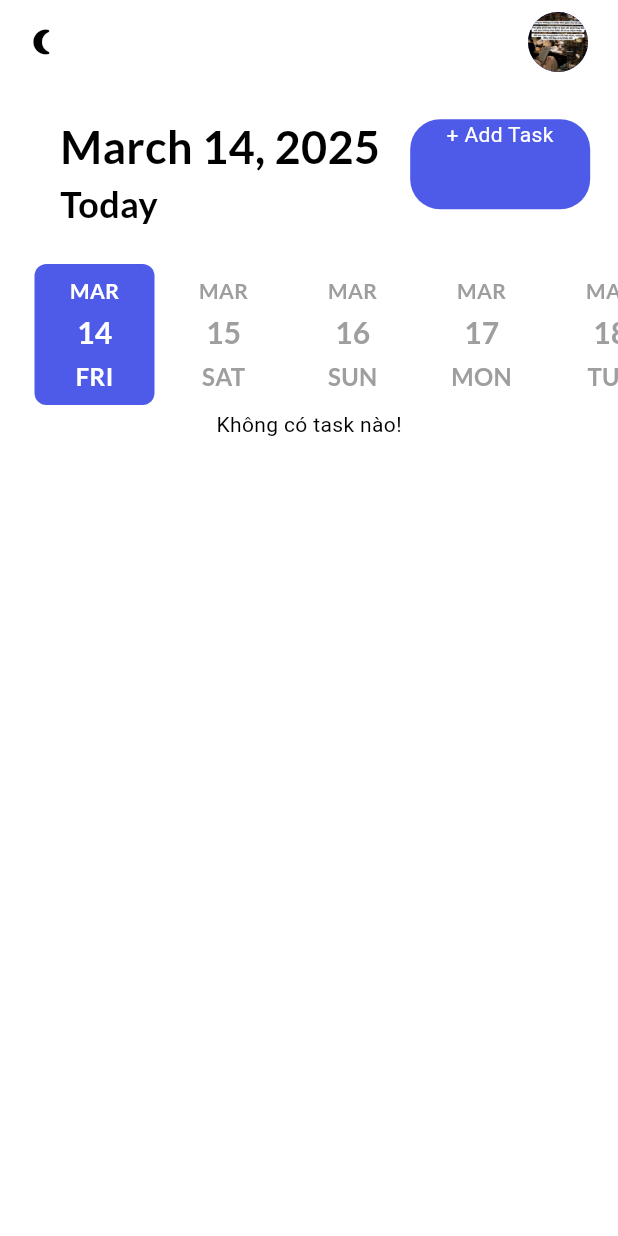
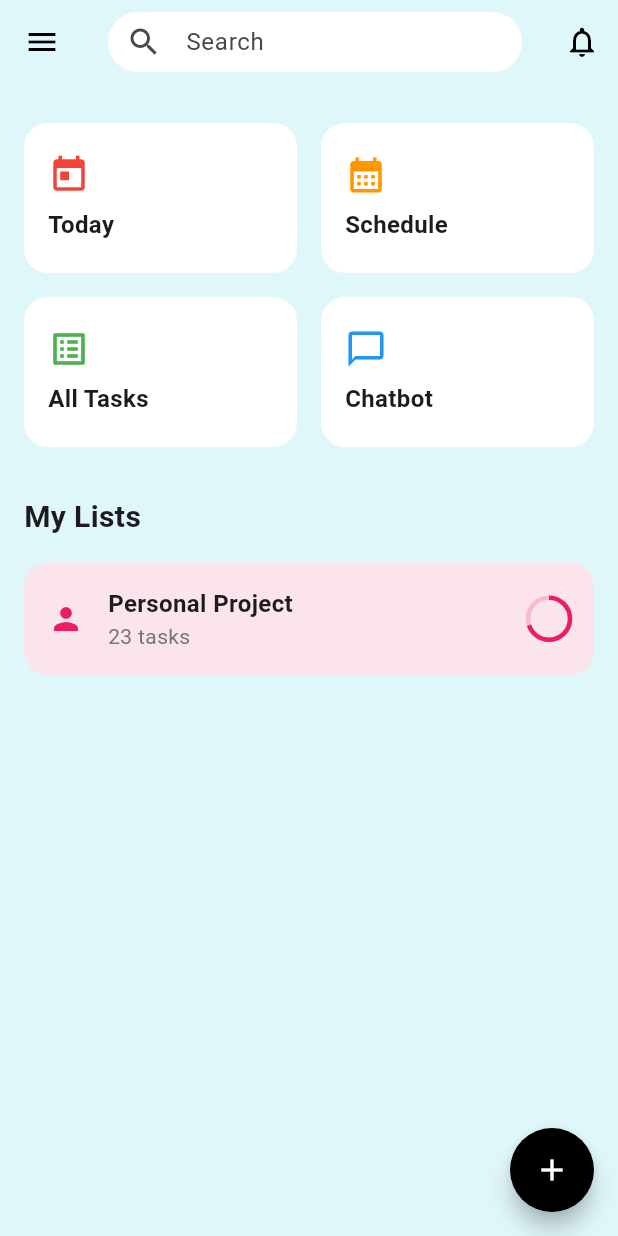
Before and after one commit to tttduong/flutter_reminder, a Flutter app: the screen it shows after launch, on a phone screen of 412 x 824 dp. Run offline on Flutter 3.47's test engine with Material 3 defaults, Android fonts, the phone set to English and light mode, and no system bars; drawn by our look-alikes of date_picker_timeline; our stand-ins replace get, get_storage, google_fonts.

Commit message:
finish home

```diff
--- a/client/lib/main.dart
+++ b/client/lib/main.dart
@@ -1,6 +1,7 @@
 import 'package:flutter/material.dart';
 import 'package:flutter_to_do_app/db/db_helper.dart';
 import 'package:flutter_to_do_app/service/theme_services.dart';
+import 'package:flutter_to_do_app/ui/home.dart';
 import 'package:flutter_to_do_app/ui/home_page.dart';
 import 'package:flutter_to_do_app/ui/theme.dart';
 import 'package:get/get_navigation/src/root/get_material_app.dart';
@@ -21,9 +22,13 @@ class MainApp extends StatelessWidget {
     return GetMaterialApp(
         title: 'Flutter Reminder App',
         debugShowCheckedModeBanner: false,
-        theme: Themes.light,
-        darkTheme: Themes.dark,
-        themeMode: ThemeService().theme,
-        home: HomePage());
+        theme: ThemeData(
+          primarySwatch: Colors.blue,
+          scaffoldBackgroundColor: const Color(0xFFE0F7FA),
+        ),
+        // theme: Themes.light,
+        // darkTheme: Themes.dark,
+        // themeMode: ThemeService().theme,
+        home: Home());
   }
 }
--- /dev/null
+++ b/client/lib/ui/home.dart
@@ -0,0 +1,126 @@
+import 'package:flutter/material.dart';
+import 'package:flutter_to_do_app/ui/add_task_bar.dart';
+import 'package:flutter_to_do_app/ui/scheme.dart';
+import 'package:flutter_to_do_app/ui/widgets/list_card.dart';
+import 'package:flutter_to_do_app/ui/widgets/menu_card.dart';
+import 'package:get/get.dart';
+import 'package:get/get_core/src/get_main.dart';
+
+class Home extends StatelessWidget {
+  const Home({Key? key}) : super(key: key);
+
+  @override
+  Widget build(BuildContext context) {
+    return Scaffold(
+      appBar: AppBar(
+        backgroundColor: Colors.transparent,
+        elevation: 0,
+        leading: IconButton(
+          icon: const Icon(Icons.menu, color: Colors.black),
+          onPressed: () {},
+        ),
+        title: Container(
+          height: 40,
+          decoration: BoxDecoration(
+            color: Colors.white,
+            borderRadius: BorderRadius.circular(20),
+          ),
+          child: TextField(
+            decoration: InputDecoration(
+              hintText: 'Search',
+              border: InputBorder.none,
+              prefixIcon: const Icon(Icons.search),
+              contentPadding: const EdgeInsets.symmetric(vertical: 10),
+            ),
+          ),
+        ),
+        actions: [
+          IconButton(
+            icon: const Icon(Icons.notifications_outlined, color: Colors.black),
+            onPressed: () {},
+          ),
+        ],
+      ),
+      body: Padding(
+        padding: const EdgeInsets.all(16.0),
+        child: Column(
+          crossAxisAlignment: CrossAxisAlignment.start,
+          children: [
+            const SizedBox(height: 10),
+            Row(
+              children: [
+                Expanded(
+                  child: MenuCard(
+                    icon: Icons.today,
+                    title: 'Today',
+                    color: Colors.red,
+                    onTap: () {},
+                  ),
+                ),
+                const SizedBox(width: 16),
+                Expanded(
+                  child: MenuCard(
+                    icon: Icons.calendar_month,
+                    title: 'Schedule',
+                    color: Colors.orange,
+                    onTap: () {
+                      Get.to(() => Scheme());
+                    },
+                  ),
+                ),
+              ],
+            ),
+            const SizedBox(height: 16),
+            Row(
+              children: [
+                Expanded(
+                  child: MenuCard(
+                    icon: Icons.list_alt,
+                    title: 'All Tasks',
+                    color: Colors.green,
+                    onTap: () {},
+                  ),
+                ),
+                const SizedBox(width: 16),
+                Expanded(
+                  child: MenuCard(
+                    icon: Icons.chat_bubble_outline,
+                    title: 'Chatbot',
+                    color: Colors.blue,
+                    onTap: () {},
+                  ),
+                ),
+              ],
+            ),
+            const SizedBox(height: 32),
+            const Text(
+              'My Lists',
+              style: TextStyle(
+                fontSize: 20,
+                fontWeight: FontWeight.bold,
+              ),
+            ),
+            const SizedBox(height: 16),
+            ListCard(
+              title: 'Personal Project',
+              taskCount: 23,
+              progress: 0.7,
+              onTap: () {},
+            ),
+          ],
+        ),
+      ),
+      floatingActionButton: FloatingActionButton(
+        onPressed: () async {
+          await Get.to(() => AddTaskPage());
+        },
+        shape: const CircleBorder(),
+        backgroundColor: Colors.black,
+        child: const Icon(
+          Icons.add,
+          color: Colors.white,
+        ),
+      ),
+    );
+  }
+}
--- a/client/lib/ui/home_page.dart
+++ b/client/lib/ui/scheme.dart
@@ -11,14 +11,14 @@ import 'package:get/get.dart';
 import 'package:google_fonts/google_fonts.dart';
 import 'package:intl/intl.dart';
 
-class HomePage extends StatefulWidget {
-  const HomePage({Key? key}) : super(key: key);
+class Scheme extends StatefulWidget {
+  const Scheme({Key? key}) : super(key: key);
 
   @override
-  State<HomePage> createState() => _HomePageState();
+  State<Scheme> createState() => _SchemeState();
 }
 
-class _HomePageState extends State<HomePage> {
+class _SchemeState extends State<Scheme> {
   late Future<List<Task>> futureTasks;
   DateTime _selectedDate = DateTime.now();
   final _taskController = Get.put(TaskController());
--- a/client/lib/ui/widgets/input_field.dart
+++ b/client/lib/ui/widgets/input_field.dart
@@ -31,6 +31,7 @@ class MyInputField extends StatelessWidget {
               margin: EdgeInsets.only(top: 8.0),
               padding: EdgeInsets.only(left: 14),
               decoration: BoxDecoration(
+                color: Colors.white,
                 border: Border.all(color: Colors.grey, width: 1.0),
                 borderRadius: BorderRadius.circular(12),
               ),
--- /dev/null
+++ b/client/lib/ui/widgets/list_card.dart
@@ -0,0 +1,72 @@
+import 'package:flutter/material.dart';
+
+class ListCard extends StatelessWidget {
+  final String title;
+  final int taskCount;
+  final double progress;
+  final VoidCallback onTap;
+
+  const ListCard({
+    Key? key,
+    required this.title,
+    required this.taskCount,
+    required this.progress,
+    required this.onTap,
+  }) : super(key: key);
+
+  @override
+  Widget build(BuildContext context) {
+    return InkWell(
+      onTap: onTap,
+      child: Container(
+        decoration: BoxDecoration(
+          color: Colors.pink.shade50,
+          borderRadius: BorderRadius.circular(16),
+        ),
+        child: Padding(
+          padding: const EdgeInsets.all(16.0),
+          child: Row(
+            children: [
+              const Icon(
+                Icons.person,
+                color: Colors.pink,
+              ),
+              const SizedBox(width: 16),
+              Expanded(
+                child: Column(
+                  crossAxisAlignment: CrossAxisAlignment.start,
+                  children: [
+                    Text(
+                      title,
+                      style: const TextStyle(
+                        fontSize: 16,
+                        fontWeight: FontWeight.bold,
+                      ),
+                    ),
+                    Text(
+                      '$taskCount tasks',
+                      style: TextStyle(
+                        fontSize: 14,
+                        color: Colors.grey.shade600,
+                      ),
+                    ),
+                  ],
+                ),
+              ),
+              SizedBox(
+                width: 28,
+                height: 28,
+                child: CircularProgressIndicator(
+                  value: progress,
+                  backgroundColor: Colors.pink.shade100,
+                  valueColor: AlwaysStoppedAnimation<Color>(Colors.pink),
+                  strokeWidth: 3,
+                ),
+              ),
+            ],
+          ),
+        ),
+      ),
+    );
+  }
+}
--- /dev/null
+++ b/client/lib/ui/widgets/menu_card.dart
@@ -0,0 +1,52 @@
+import 'package:flutter/material.dart';
+
+class MenuCard extends StatelessWidget {
+  final IconData icon;
+  final String title;
+  final Color color;
+  final VoidCallback onTap;
+
+  const MenuCard({
+    Key? key,
+    required this.icon,
+    required this.title,
+    required this.color,
+    required this.onTap,
+  }) : super(key: key);
+
+  @override
+  Widget build(BuildContext context) {
+    return InkWell(
+      onTap: onTap,
+      child: Container(
+        height: 100,
+        decoration: BoxDecoration(
+          color: Colors.white,
+          borderRadius: BorderRadius.circular(16),
+        ),
+        child: Padding(
+          padding: const EdgeInsets.all(16.0),
+          child: Column(
+            crossAxisAlignment: CrossAxisAlignment.start,
+            mainAxisAlignment: MainAxisAlignment.center,
+            children: [
+              Icon(
+                icon,
+                color: color,
+                size: 28,
+              ),
+              const SizedBox(height: 8),
+              Text(
+                title,
+                style: const TextStyle(
+                  fontSize: 16,
+                  fontWeight: FontWeight.bold,
+                ),
+              ),
+            ],
+          ),
+        ),
+      ),
+    );
+  }
+}
```
Also changed, not shown: 1 other file.
